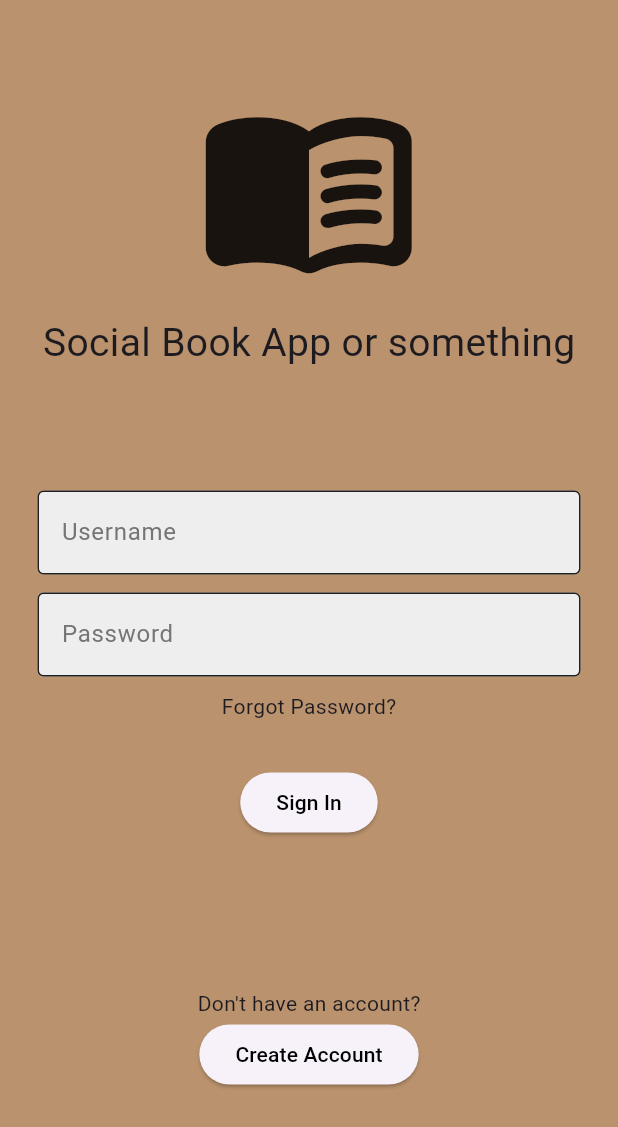
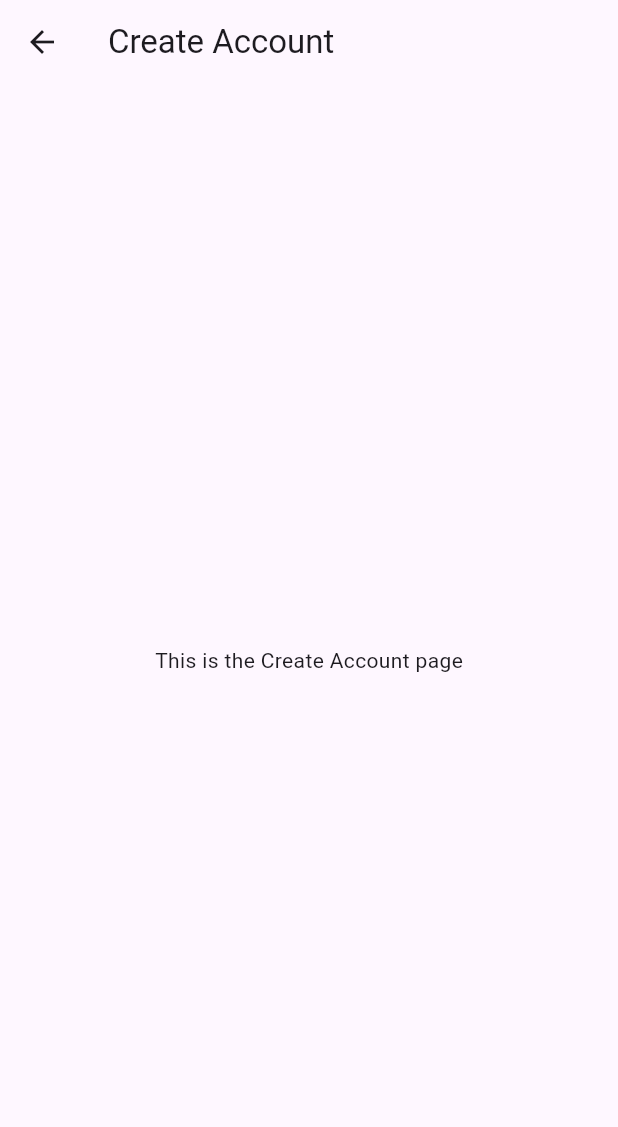
Before and after one commit to cwbradfield/SamePage, a Flutter app: the screen it shows after launch, after a tap on "Create Account", on a phone screen of 412 x 824 dp. Shown: the top 1127 px of the screen. Run offline on Flutter 3.47's test engine with Material 3 defaults, Android fonts, the phone set to English and light mode, and no system bars.

Commit message:
create account button functionality

```diff
--- /dev/null
+++ b/social_book_app/lib/pages/create_account_page.dart
@@ -0,0 +1,17 @@
+import 'package:flutter/material.dart';
+
+class CreateAccountPage extends
+StatelessWidget {
+
+  @override
+  Widget build(BuildContext context) {
+    return Scaffold(
+      appBar: AppBar(
+        title: Text('Create Account'),
+      ),
+      body: Center(
+        child: Text("This is the Create Account page"),
+      ),
+    );
+  }
+}
--- a/social_book_app/lib/pages/login_page.dart
+++ b/social_book_app/lib/pages/login_page.dart
@@ -1,5 +1,6 @@
 import 'package:flutter/material.dart';
 import 'package:social_book_app/components/login_textfield.dart';
+import 'create_account_page.dart';
 
 class LoginPage extends StatelessWidget {
   LoginPage({super.key});
@@ -27,7 +28,7 @@ class LoginPage extends StatelessWidget {
               ),
               Text(
                   style: TextStyle(fontSize: 26),
-                  "Social Book App or something"),
+                  "SamePage"),
               SizedBox(
                 height: 80,
               ),
@@ -58,7 +59,13 @@ class LoginPage extends StatelessWidget {
               ),
               Text('Don\'t have an account?'),
               ElevatedButton(
-                  onPressed: () {},
+                  onPressed: () {
+                    Navigator.push(
+                      context,
+                      MaterialPageRoute(builder:
+                      (context) => CreateAccountPage()),
+                    );
+                  },
                   child: Text(
                     'Create Account',
                     style: TextStyle(color: Colors.black),
```
Also changed, not shown: social_book_app/pubspec.lock, 1 other file.
